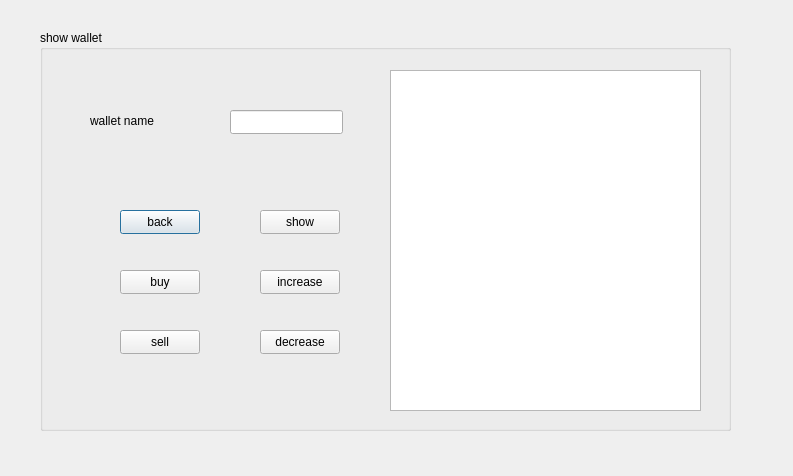
Above: iut/showwallet.ui from Ps3383/iut_wallet before the change. Below: the same form after it.
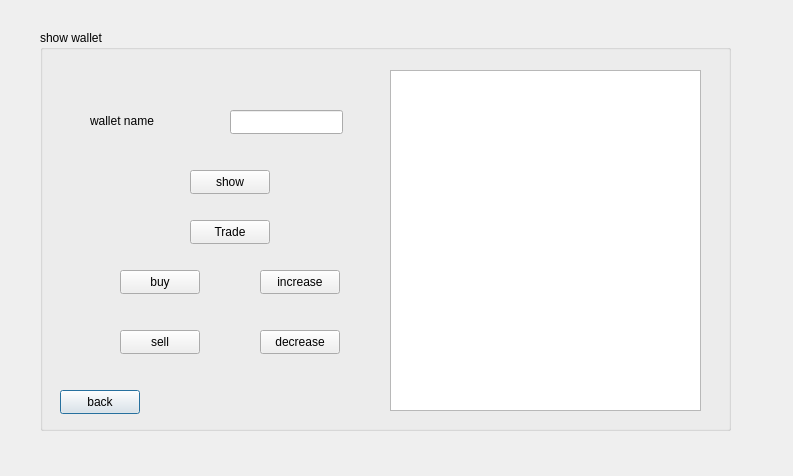
That is the form after the change.

Commit message: add trade buy sell

```diff
--- a/iut/showwallet.ui
+++ b/iut/showwallet.ui
@@ -51,8 +51,8 @@
    <widget class="QPushButton" name="pushButton">
     <property name="geometry">
      <rect>
-      <x>80</x>
-      <y>180</y>
+      <x>20</x>
+      <y>360</y>
       <width>80</width>
       <height>24</height>
      </rect>
@@ -64,8 +64,8 @@
    <widget class="QPushButton" name="shw">
     <property name="geometry">
      <rect>
-      <x>220</x>
-      <y>180</y>
+      <x>150</x>
+      <y>140</y>
       <width>80</width>
       <height>24</height>
      </rect>
@@ -136,6 +136,19 @@
      <string>decrease</string>
     </property>
    </widget>
+   <widget class="QPushButton" name="trade">
+    <property name="geometry">
+     <rect>
+      <x>150</x>
+      <y>190</y>
+      <width>80</width>
+      <height>24</height>
+     </rect>
+    </property>
+    <property name="text">
+     <string>Trade</string>
+    </property>
+   </widget>
   </widget>
  </widget>
  <resources/>
```
The commit also changes 86 other files.
